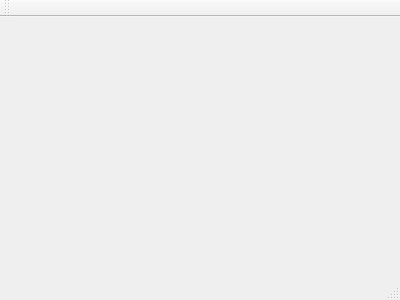
The window that Code/Challenge_Deblurring/mainwindow.ui (DGominski/Challenge-CLSDeblurring) describes before a commit, drawn with Qt 5.
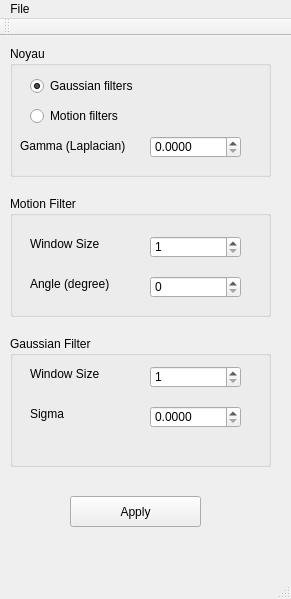
The same window after the commit.

What changed in the file:
```diff
--- a/Code/Challenge_Deblurring/mainwindow.ui
+++ b/Code/Challenge_Deblurring/mainwindow.ui
@@ -1,24 +1,305 @@
 <ui version="4.0">
  <class>MainWindow</class>
- <widget class="QMainWindow" name="MainWindow" >
-  <property name="geometry" >
+ <widget class="QMainWindow" name="MainWindow">
+  <property name="geometry">
    <rect>
     <x>0</x>
     <y>0</y>
-    <width>400</width>
-    <height>300</height>
+    <width>291</width>
+    <height>599</height>
    </rect>
   </property>
   <property name="windowTitle" >
    <string>MainWindow</string>
   </property>
-  <widget class="QMenuBar" name="menuBar" />
-  <widget class="QToolBar" name="mainToolBar" />
-  <widget class="QWidget" name="centralWidget" />
-  <widget class="QStatusBar" name="statusBar" />
+  <widget class="QWidget" name="centralWidget">
+   <widget class="QGroupBox" name="groupBoxMotion">
+    <property name="enabled">
+     <bool>true</bool>
+    </property>
+    <property name="geometry">
+     <rect>
+      <x>10</x>
+      <y>160</y>
+      <width>261</width>
+      <height>121</height>
+     </rect>
+    </property>
+    <property name="title">
+     <string>Motion Filter</string>
+    </property>
+    <property name="checkable">
+     <bool>false</bool>
+    </property>
+    <widget class="QSpinBox" name="spinBoxSizeMotion">
+     <property name="geometry">
+      <rect>
+       <x>140</x>
+       <y>40</y>
+       <width>91</width>
+       <height>22</height>
+      </rect>
+     </property>
+     <property name="minimum">
+      <number>1</number>
+     </property>
+     <property name="maximum">
+      <number>10000</number>
+     </property>
+    </widget>
+    <widget class="QLabel" name="label">
+     <property name="geometry">
+      <rect>
+       <x>20</x>
+       <y>40</y>
+       <width>101</width>
+       <height>16</height>
+      </rect>
+     </property>
+     <property name="text">
+      <string>Window Size</string>
+     </property>
+    </widget>
+    <widget class="QLabel" name="label_2">
+     <property name="geometry">
+      <rect>
+       <x>20</x>
+       <y>80</y>
+       <width>101</width>
+       <height>16</height>
+      </rect>
+     </property>
+     <property name="text">
+      <string>Angle (degree)</string>
+     </property>
+    </widget>
+    <widget class="QSpinBox" name="spinBoxAngle">
+     <property name="geometry">
+      <rect>
+       <x>140</x>
+       <y>80</y>
+       <width>91</width>
+       <height>22</height>
+      </rect>
+     </property>
+     <property name="maximum">
+      <number>359</number>
+     </property>
+    </widget>
+   </widget>
+   <widget class="QGroupBox" name="groupBoxGauss">
+    <property name="geometry">
+     <rect>
+      <x>10</x>
+      <y>300</y>
+      <width>261</width>
+      <height>131</height>
+     </rect>
+    </property>
+    <property name="title">
+     <string>Gaussian Filter</string>
+    </property>
+    <widget class="QLabel" name="label_4">
+     <property name="geometry">
+      <rect>
+       <x>20</x>
+       <y>70</y>
+       <width>101</width>
+       <height>16</height>
+      </rect>
+     </property>
+     <property name="text">
+      <string>Sigma</string>
+     </property>
+    </widget>
+    <widget class="QLabel" name="label_3">
+     <property name="geometry">
+      <rect>
+       <x>20</x>
+       <y>30</y>
+       <width>101</width>
+       <height>16</height>
+      </rect>
+     </property>
+     <property name="text">
+      <string>Window Size</string>
+     </property>
+    </widget>
+    <widget class="QSpinBox" name="spinBoxSizeGauss">
+     <property name="geometry">
+      <rect>
+       <x>140</x>
+       <y>30</y>
+       <width>91</width>
+       <height>22</height>
+      </rect>
+     </property>
+     <property name="minimum">
+      <number>1</number>
+     </property>
+     <property name="maximum">
+      <number>10000</number>
+     </property>
+    </widget>
+    <widget class="QDoubleSpinBox" name="doubleSpinBoxSigma">
+     <property name="geometry">
+      <rect>
+       <x>140</x>
+       <y>70</y>
+       <width>91</width>
+       <height>22</height>
+      </rect>
+     </property>
+     <property name="decimals">
+      <number>4</number>
+     </property>
+     <property name="minimum">
+      <double>0.000000000000000</double>
+     </property>
+     <property name="singleStep">
+      <double>0.010000000000000</double>
+     </property>
+    </widget>
+   </widget>
+   <widget class="QPushButton" name="pushButtonOk">
+    <property name="geometry">
+     <rect>
+      <x>70</x>
+      <y>460</y>
+      <width>131</width>
+      <height>31</height>
+     </rect>
+    </property>
+    <property name="text">
+     <string>Apply</string>
+    </property>
+   </widget>
+   <widget class="QGroupBox" name="groupBox_3">
+    <property name="geometry">
+     <rect>
+      <x>10</x>
+      <y>10</y>
+      <width>261</width>
+      <height>131</height>
+     </rect>
+    </property>
+    <property name="title">
+     <string>Noyau</string>
+    </property>
+    <widget class="QRadioButton" name="radioButtonGauss">
+     <property name="geometry">
+      <rect>
+       <x>20</x>
+       <y>30</y>
+       <width>161</width>
+       <height>20</height>
+      </rect>
+     </property>
+     <property name="text">
+      <string>Gaussian filters</string>
+     </property>
+     <property name="checked">
+      <bool>true</bool>
+     </property>
+    </widget>
+    <widget class="QRadioButton" name="radioButtonMotion">
+     <property name="geometry">
+      <rect>
+       <x>20</x>
+       <y>60</y>
+       <width>181</width>
+       <height>20</height>
+      </rect>
+     </property>
+     <property name="text">
+      <string>Motion filters</string>
+     </property>
+    </widget>
+    <widget class="QDoubleSpinBox" name="doubleSpinBoxGamma">
+     <property name="geometry">
+      <rect>
+       <x>140</x>
+       <y>90</y>
+       <width>91</width>
+       <height>22</height>
+      </rect>
+     </property>
+     <property name="decimals">
+      <number>4</number>
+     </property>
+     <property name="minimum">
+      <double>0.000000000000000</double>
+     </property>
+     <property name="singleStep">
+      <double>0.010000000000000</double>
+     </property>
+    </widget>
+    <widget class="QLabel" name="label_5">
+     <property name="geometry">
+      <rect>
+       <x>10</x>
+       <y>90</y>
+       <width>111</width>
+       <height>20</height>
+      </rect>
+     </property>
+     <property name="text">
+      <string>Gamma (Laplacian)</string>
+     </property>
+    </widget>
+   </widget>
+  </widget>
+  <widget class="QMenuBar" name="menuBar">
+   <property name="geometry">
+    <rect>
+     <x>0</x>
+     <y>0</y>
+     <width>291</width>
+     <height>26</height>
+    </rect>
+   </property>
+   <widget class="QMenu" name="menuFile">
+    <property name="title">
+     <string>File</string>
+    </property>
+    <addaction name="actionOpen"/>
+    <addaction name="actionSave"/>
+    <addaction name="actionAbout"/>
+    <addaction name="actionExit"/>
+   </widget>
+   <addaction name="menuFile"/>
+  </widget>
+  <widget class="QToolBar" name="mainToolBar">
+   <attribute name="toolBarArea">
+    <enum>TopToolBarArea</enum>
+   </attribute>
+   <attribute name="toolBarBreak">
+    <bool>false</bool>
+   </attribute>
+  </widget>
+  <widget class="QStatusBar" name="statusBar"/>
+  <action name="actionOpen">
+   <property name="text">
+    <string>Open</string>
+   </property>
+  </action>
+  <action name="actionSave">
+   <property name="text">
+    <string>Save</string>
+   </property>
+  </action>
+  <action name="actionExit">
+   <property name="text">
+    <string>Exit</string>
+   </property>
+  </action>
+  <action name="actionAbout">
+   <property name="text">
+    <string>About</string>
+   </property>
+  </action>
  </widget>
- <layoutDefault spacing="6" margin="11" />
- <pixmapfunction></pixmapfunction>
+ <layoutdefault spacing="6" margin="11"/>
  <resources/>
  <connections/>
 </ui>
```
Left out of the diff: 3 changed lines with no effect on the pictures.
